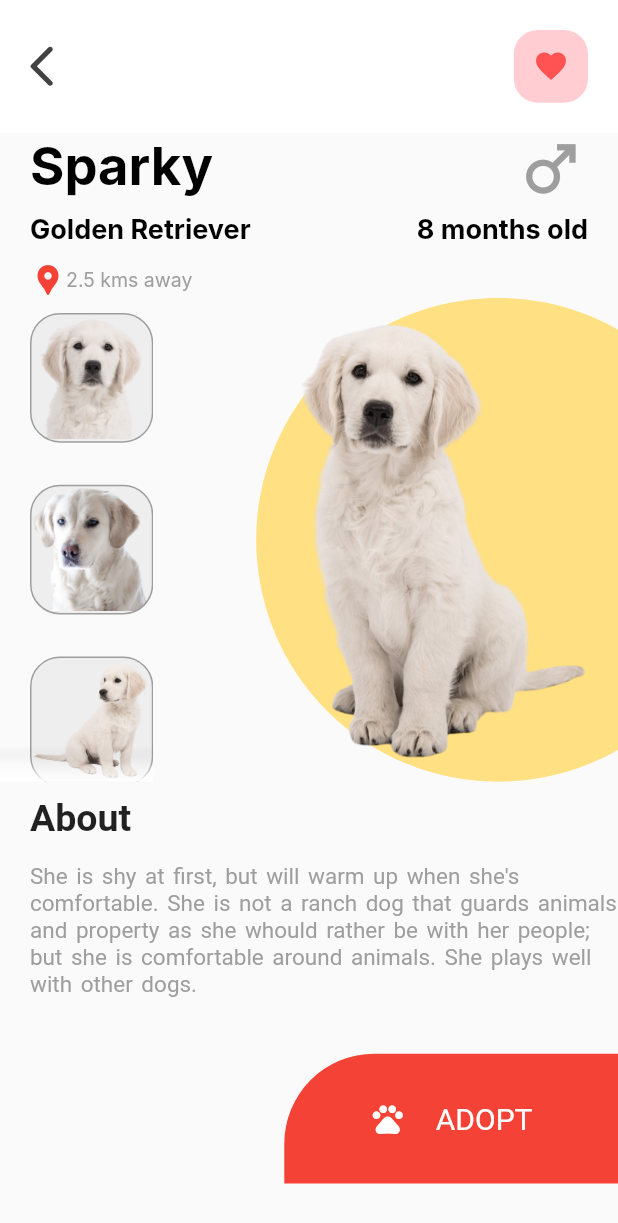
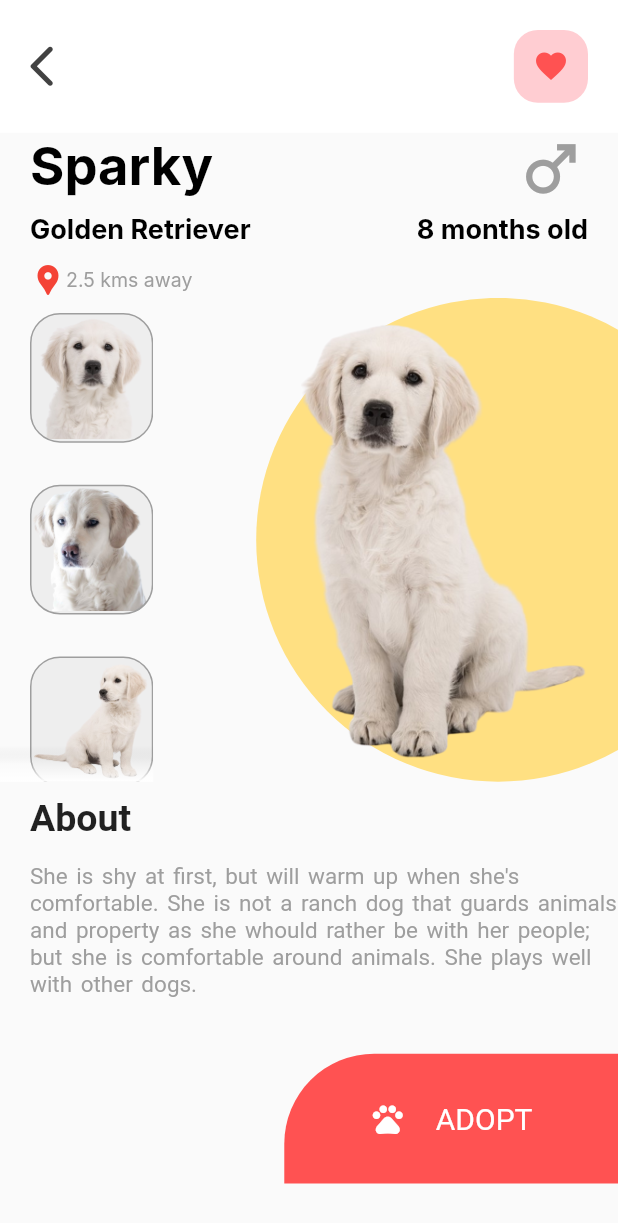
Before and after one commit to dudadiass/challenge_02, a Flutter app: the screen it shows after launch, after a tap on "Sparky", on a phone screen of 412 x 824 dp. Shown: the top 1223 px of the screen. Run offline on Flutter 3.47's test engine with Material 2 defaults, Android fonts, the phone set to English and light mode, and no system bars; Roboto replaces fonts that are missing (Inter).

Commit message:
details page update

```diff
--- a/lib/app/widgets/details_page_widgets/adopt_bottom_widgets/adopt_bottom_widget.dart
+++ b/lib/app/widgets/details_page_widgets/adopt_bottom_widgets/adopt_bottom_widget.dart
@@ -14,7 +14,7 @@ class AdoptBottomWidget extends StatelessWidget {
           width: size.width * 0.54,
           height: size.width * 0.21,
           decoration: const BoxDecoration(
-            color: Colors.red,
+            color: AppTheme.primaryColor,
             borderRadius: BorderRadius.only(topLeft: Radius.circular(60)),
           ),
           child: Center(
--- a/lib/app/widgets/home_page_widgets/list_widgets/card_widget.dart
+++ b/lib/app/widgets/home_page_widgets/list_widgets/card_widget.dart
@@ -86,7 +86,7 @@ class CardWidget extends StatelessWidget {
                         const Icon(
                           size: 18,
                           Icons.location_pin,
-                          color: Colors.red,
+                          color: AppTheme.primaryColor,
                         ),
                         Text(
                           animalModel.localization,
```
